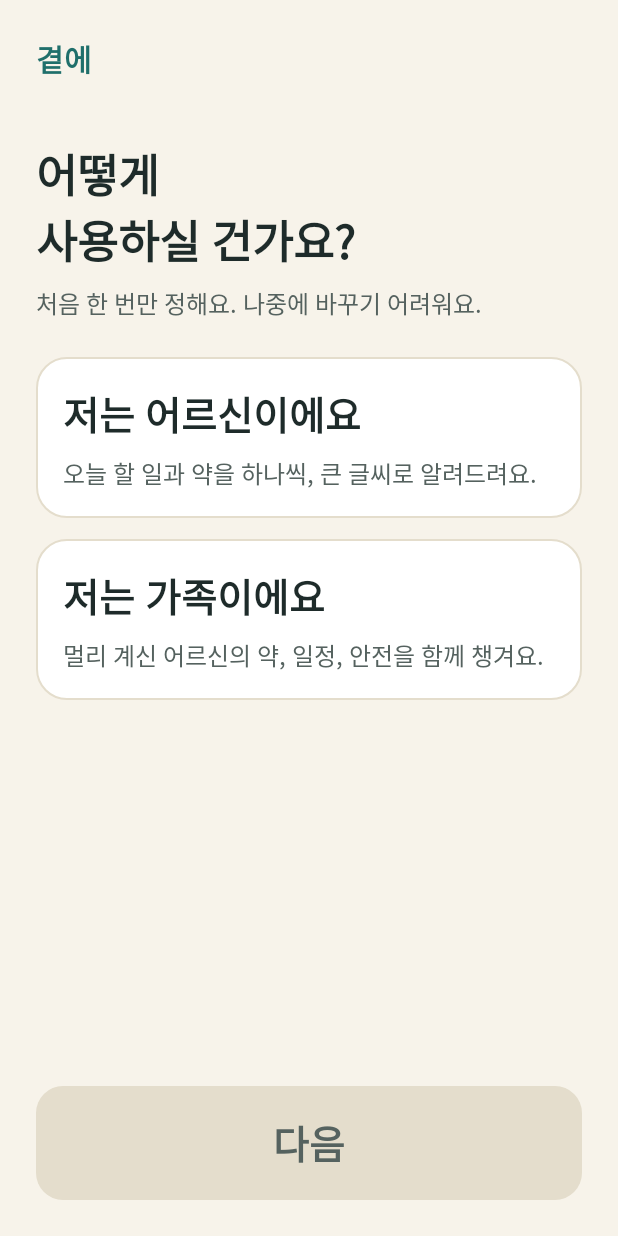
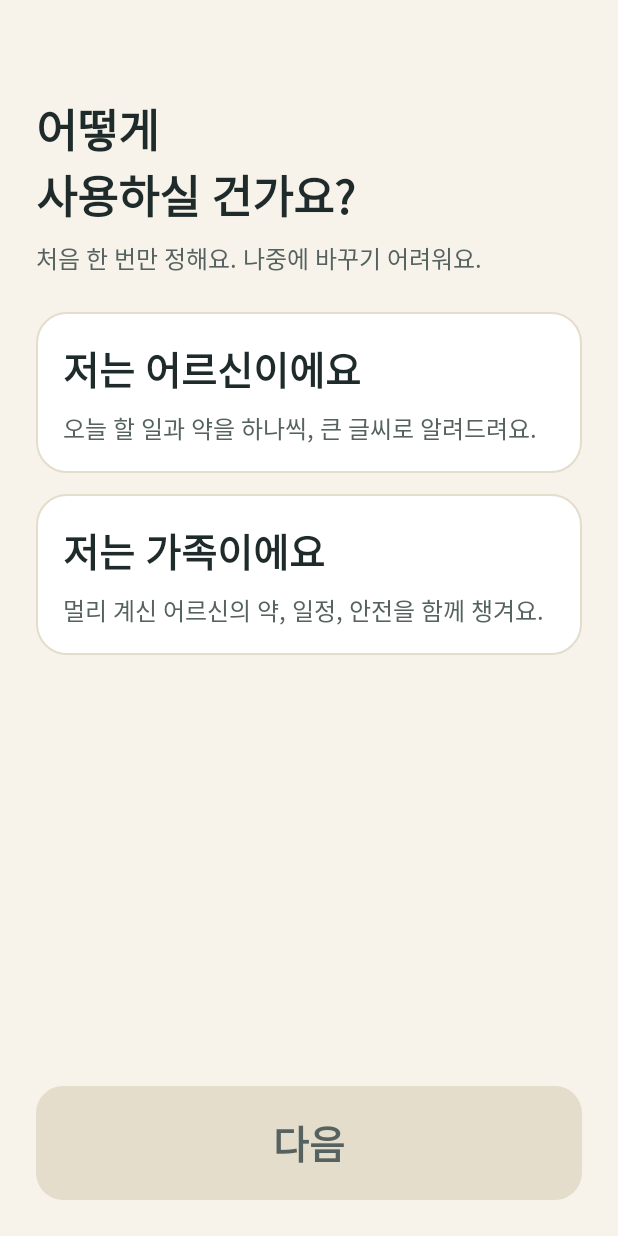
Before and after one commit to chaeyeong123/gyeote_2, an Android app: the screen it shows after launch (RoleSelectActivity), on a phone screen of 412 x 824 dp. Run offline under Robolectric (Android 15) with nearby library versions, the phone set to English and light mode, and no system bars.

Commit message:
제목 없이(이파트 아인님이 담당)

```diff
--- a/app/src/main/res/layout/activity_med_history.xml
+++ b/app/src/main/res/layout/activity_med_history.xml
@@ -25,7 +25,6 @@
             android:layout_width="wrap_content"
             android:layout_height="wrap_content"
             android:text="이전 날" />
-
         <TextView
             android:id="@+id/textDate"
             style="@style/Text.Title"
--- a/app/src/main/res/layout/activity_role_select.xml
+++ b/app/src/main/res/layout/activity_role_select.xml
@@ -5,14 +5,6 @@
     android:layout_height="match_parent"
     android:background="@color/bg"
     android:orientation="vertical">
-
-    <TextView
-        android:layout_width="wrap_content"
-        android:layout_height="wrap_content"
-        android:text="@string/app_name"
-        android:textColor="@color/primary"
-        android:textSize="20sp"
-        android:textStyle="bold" />
 
     <TextView
         style="@style/Text.Title"
```
